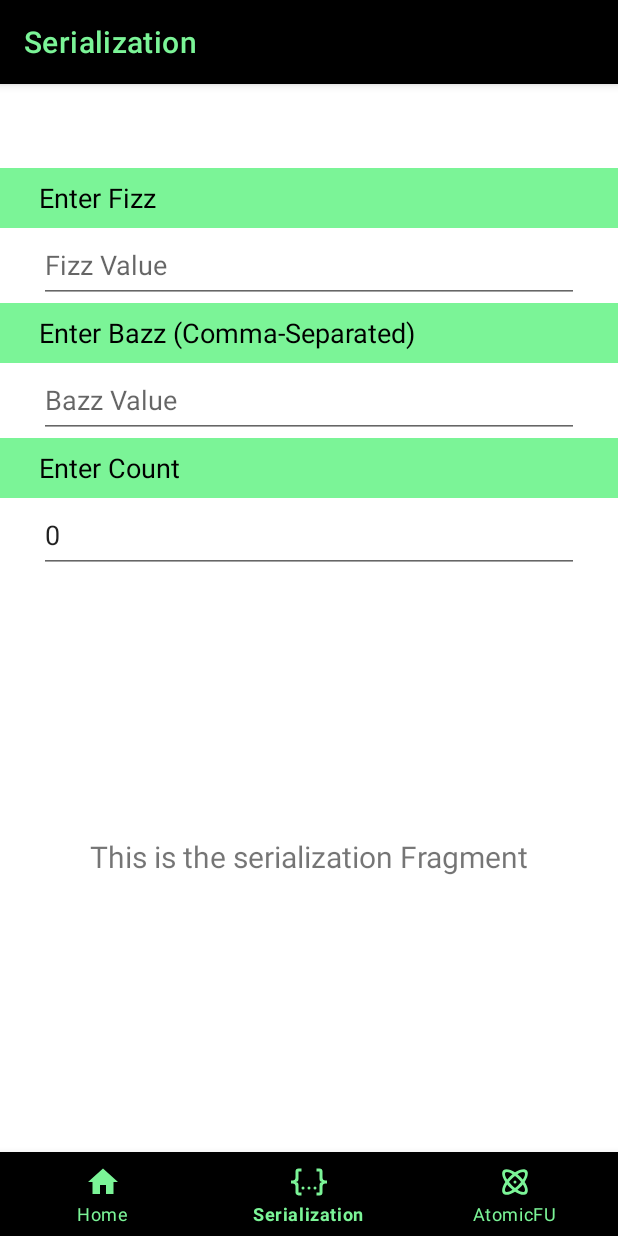
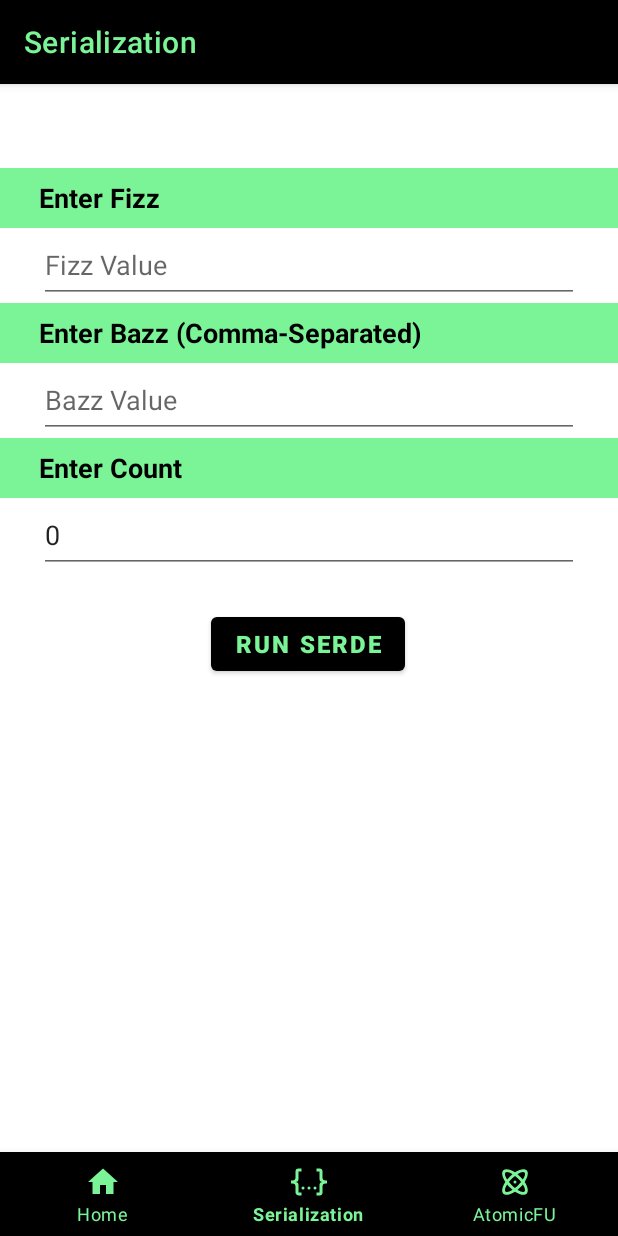
Before and after one commit to severn-everett/AndroidXDemo, an Android app: the SerializationFragment screen opened through its navigation route, on a phone screen of 412 x 824 dp. Run offline under Robolectric (Android 15) with nearby library versions, the phone set to English and light mode, and no system bars; our stand-ins replace navigation-ui.

Commit message:
Added serialization class and serde actions within SerializationFragment

```diff
--- a/app/build.gradle.kts
+++ b/app/build.gradle.kts
@@ -49,8 +49,7 @@ dependencies {
     implementation("com.google.android.material:material:1.8.0")
     implementation("org.jetbrains.kotlinx:atomicfu:0.20.2")
     implementation("org.jetbrains.kotlinx:kotlinx-coroutines-android:1.6.4")
-    // Runtime
-    runtimeOnly("org.jetbrains.kotlinx:kotlinx-serialization-json:1.5.0")
+    implementation("org.jetbrains.kotlinx:kotlinx-serialization-json:1.5.0")
     //// Test
     // Implementation
     testImplementation("junit:junit:4.13.2")
--- /dev/null
+++ b/app/src/main/java/com/severett/androidxdemo/model/Foo.kt
@@ -0,0 +1,6 @@
+package com.severett.androidxdemo.model
+
+import kotlinx.serialization.Serializable
+
+@Serializable
+data class Foo(val fizz: String, val bazz: List<String>, val count: UInt)
--- a/app/src/main/java/com/severett/androidxdemo/ui/serialization/SerializationFragment.kt
+++ b/app/src/main/java/com/severett/androidxdemo/ui/serialization/SerializationFragment.kt
@@ -4,11 +4,14 @@ import android.os.Bundle
 import android.view.LayoutInflater
 import android.view.View
 import android.view.ViewGroup
-import android.widget.TextView
 import androidx.fragment.app.Fragment
 import androidx.lifecycle.ViewModelProvider
 import com.severett.androidxdemo.R
 import com.severett.androidxdemo.databinding.FragmentSerializationBinding
+import com.severett.androidxdemo.model.Foo
+import kotlinx.serialization.decodeFromString
+import kotlinx.serialization.encodeToString
+import kotlinx.serialization.json.Json
 
 class SerializationFragment : Fragment() {
 
@@ -23,8 +26,9 @@ class SerializationFragment : Fragment() {
         container: ViewGroup?,
         savedInstanceState: Bundle?
     ): View {
-        val serializationViewModel =
-            ViewModelProvider(this).get(SerializationViewModel::class.java)
+        val serializationViewModel = ViewModelProvider(
+            this
+        )[SerializationViewModel::class.java]
 
         _binding = FragmentSerializationBinding.inflate(inflater, container, false)
         val root: View = binding.root
@@ -32,9 +36,32 @@ class SerializationFragment : Fragment() {
         binding.enterFizzLabel.text = resources.getString(R.string.input_serialization_fizz)
         binding.enterBazzLabel.text = resources.getString(R.string.input_serialization_bazz)
         binding.enterCountLabel.text = resources.getString(R.string.input_serialization_count)
-        val textView: TextView = binding.textSerialization
-        serializationViewModel.text.observe(viewLifecycleOwner) {
-            textView.text = it
+        val serializedFooTextView = binding.serializedFooDisplay
+        serializationViewModel.serializedFooText.observe(
+            viewLifecycleOwner,
+            serializedFooTextView::setText
+        )
+        val deserializedFooTextView = binding.deserializedFooDisplay
+        serializationViewModel.deserializedFooText.observe(
+            viewLifecycleOwner,
+            deserializedFooTextView::setText
+        )
+        binding.runSerdeButton.setOnClickListener {
+            val foo = Foo(
+                fizz = binding.editTextFizz.text.toString(),
+                bazz = binding.editTextBazz.text.toString().split(","),
+                count = binding.editTextCount.text.toString().toUInt()
+            )
+            binding.serializedFooLabel.text = resources.getString(
+                R.string.label_serialization_serialized
+            )
+            val encodedFoo = Json.encodeToString(foo)
+            val decodedFoo: Foo = Json.decodeFromString(encodedFoo)
+            binding.serializedFooDisplay.text = encodedFoo
+            binding.deserializedFooLabel.text = resources.getString(
+                R.string.label_serialization_deserialized
+            )
+            binding.deserializedFooDisplay.text = decodedFoo.toString()
         }
         return root
     }
--- a/app/src/main/java/com/severett/androidxdemo/ui/serialization/SerializationViewModel.kt
+++ b/app/src/main/java/com/severett/androidxdemo/ui/serialization/SerializationViewModel.kt
@@ -1,13 +1,9 @@
 package com.severett.androidxdemo.ui.serialization
 
-import androidx.lifecycle.LiveData
 import androidx.lifecycle.MutableLiveData
 import androidx.lifecycle.ViewModel
 
 class SerializationViewModel : ViewModel() {
-
-    private val _text = MutableLiveData<String>().apply {
-        value = "This is the serialization Fragment"
-    }
-    val text: LiveData<String> = _text
+    val serializedFooText = MutableLiveData<String>()
+    val deserializedFooText = MutableLiveData<String>()
 }
--- a/app/src/main/res/layout/fragment_serialization.xml
+++ b/app/src/main/res/layout/fragment_serialization.xml
@@ -5,22 +5,6 @@
     android:layout_width="match_parent"
     android:layout_height="match_parent"
     tools:context=".ui.serialization.SerializationFragment">
-
-    <TextView
-        android:id="@+id/text_serialization"
-        android:layout_width="match_parent"
-        android:layout_height="wrap_content"
-        android:layout_marginStart="8dp"
-        android:layout_marginTop="8dp"
-        android:layout_marginEnd="8dp"
-        android:textAlignment="center"
-        android:textSize="20sp"
-        app:layout_constraintBottom_toBottomOf="parent"
-        app:layout_constraintEnd_toEndOf="parent"
-        app:layout_constraintHorizontal_bias="1.0"
-        app:layout_constraintStart_toStartOf="parent"
-        app:layout_constraintTop_toTopOf="parent"
-        app:layout_constraintVertical_bias="0.646" />
 
     <TextView
         android:id="@+id/enterFizzLabel"
@@ -32,6 +16,7 @@
         android:paddingEnd="26dp"
         android:textAppearance="@style/TextAppearance.AppCompat.Medium"
         android:textColor="@color/black"
+        android:textStyle="bold"
         android:visibility="visible"
         app:layout_constraintEnd_toEndOf="parent"
         app:layout_constraintStart_toStartOf="parent"
@@ -65,6 +50,7 @@
         android:paddingEnd="26dp"
         android:textAppearance="@style/TextAppearance.AppCompat.Medium"
         android:textColor="@color/black"
+        android:textStyle="bold"
         android:visibility="visible"
         app:layout_constraintEnd_toEndOf="parent"
         app:layout_constraintStart_toStartOf="parent"
@@ -97,6 +83,7 @@
         android:paddingEnd="26dp"
         android:textAppearance="@style/TextAppearance.AppCompat.Medium"
         android:textColor="@color/black"
+        android:textStyle="bold"
         android:visibility="visible"
         app:layout_constraintEnd_toEndOf="parent"
         app:layout_constraintStart_toStartOf="parent"
@@ -117,4 +104,71 @@
         app:layout_constraintStart_toStartOf="parent"
         app:layout_constraintTop_toBottomOf="@+id/enterCountLabel" />
 
+    <Button
+        android:id="@+id/runSerdeButton"
+        android:layout_width="wrap_content"
+        android:layout_height="wrap_content"
+        android:layout_marginStart="158dp"
+        android:layout_marginTop="23dp"
+        android:layout_marginEnd="159dp"
+        android:text="@string/button_serialization_execute"
+        android:textColor="@color/apiumhub_green_main"
+        android:textSize="16sp"
+        android:textStyle="bold"
+        app:layout_constraintEnd_toEndOf="parent"
+        app:layout_constraintStart_toStartOf="parent"
+        app:layout_constraintTop_toBottomOf="@+id/editTextCount" />
+
+    <TextView
+        android:id="@+id/serializedFooLabel"
+        android:layout_width="185dp"
+        android:layout_height="36dp"
+        android:layout_marginStart="113dp"
+        android:layout_marginTop="6dp"
+        android:layout_marginEnd="113dp"
+        android:gravity="center"
+        android:textSize="18sp"
+        android:textStyle="bold"
+        app:layout_constraintEnd_toEndOf="parent"
+        app:layout_constraintStart_toStartOf="parent"
+        app:layout_constraintTop_toBottomOf="@+id/runSerdeButton"
+        tools:text="@string/label_serialization_serialized" />
+
+    <TextView
+        android:id="@+id/deserializedFooLabel"
+        android:layout_width="185dp"
+        android:layout_height="36dp"
+        android:layout_marginStart="113dp"
+        android:layout_marginTop="6dp"
+        android:layout_marginEnd="113dp"
+        android:gravity="center"
+        android:textSize="18sp"
+        android:textStyle="bold"
+        app:layout_constraintEnd_toEndOf="parent"
+        app:layout_constraintStart_toStartOf="parent"
+        app:layout_constraintTop_toBottomOf="@+id/serializedFooDisplay"
+        tools:text="@string/label_serialization_deserialized" />
+
+    <TextView
+        android:id="@+id/serializedFooDisplay"
+        android:layout_width="0dp"
+        android:layout_height="50dp"
+        android:layout_marginTop="6dp"
+        android:paddingStart="5dp"
+        android:paddingEnd="5dp"
+        app:layout_constraintEnd_toEndOf="parent"
+        app:layout_constraintStart_toStartOf="parent"
+        app:layout_constraintTop_toBottomOf="@+id/serializedFooLabel" />
+
+    <TextView
+        android:id="@+id/deserializedFooDisplay"
+        android:layout_width="0dp"
+        android:layout_height="50dp"
+        android:layout_marginTop="6dp"
+        android:paddingStart="5dp"
+        android:paddingEnd="5dp"
+        app:layout_constraintEnd_toEndOf="parent"
+        app:layout_constraintStart_toStartOf="parent"
+        app:layout_constraintTop_toBottomOf="@+id/deserializedFooLabel" />
+
 </androidx.constraintlayout.widget.ConstraintLayout>
```
